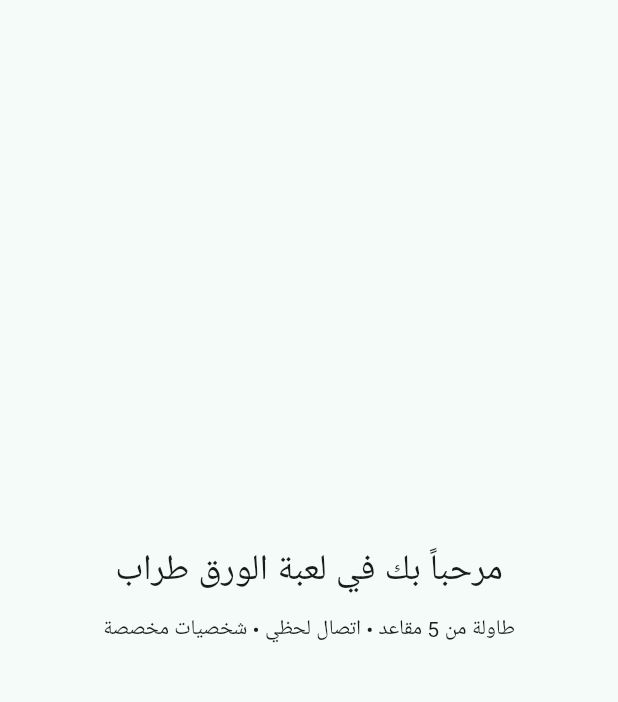
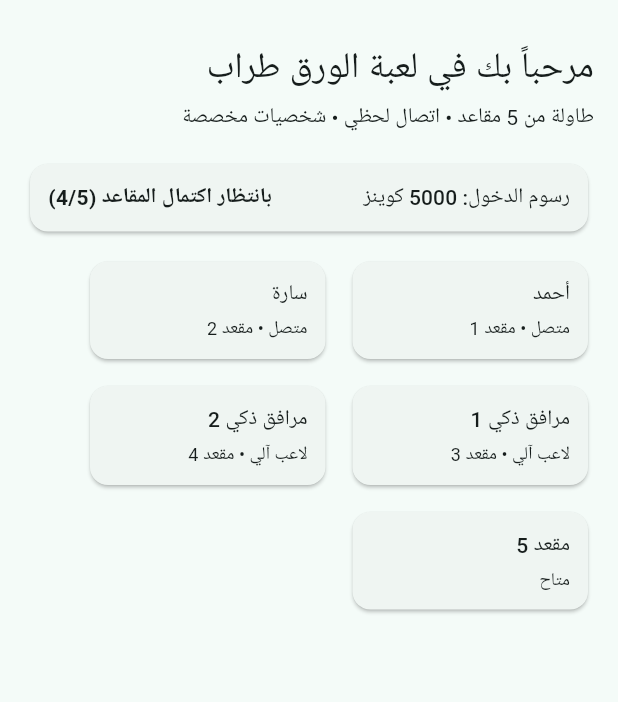
Before and after one commit to farisahmed774462766-png/TARAB, a Flutter app: the screen it shows after launch, on a phone screen of 412 x 824 dp, the part 64-766 px from its top. Run offline on Flutter 3.47's test engine with Material 3 defaults, Android fonts, the phone set to English and light mode, and no system bars.

Commit message:
Update main.dart

```diff
--- a/mobile-app/lib/main.dart
+++ b/mobile-app/lib/main.dart
@@ -1,4 +1,6 @@
 import 'package:flutter/material.dart';
+import 'models/table_model.dart';
+import 'widgets/table_seats_grid.dart';
 
 void main() {
   runApp(const TarabApp());
@@ -58,8 +60,49 @@ class TarabHomeScreen extends StatelessWidget {
     required this.onToggleLanguage,
   });
 
+  TarabTable _sampleTable() {
+    return TarabTable(
+      tableId: 'TBL-001',
+      isPrivate: false,
+      entryFee: 5000,
+      seats: const [
+        TableSeat(
+          seatNumber: 1,
+          playerId: 'P-101',
+          playerName: 'أحمد',
+          isConnected: true,
+        ),
+        TableSeat(
+          seatNumber: 2,
+          playerId: 'P-102',
+          playerName: 'سارة',
+          isConnected: true,
+        ),
+        TableSeat(
+          seatNumber: 3,
+          playerId: 'BOT-1',
+          playerName: 'مرافق ذكي 1',
+          isBot: true,
+          isConnected: true,
+        ),
+        TableSeat(
+          seatNumber: 4,
+          playerId: 'BOT-2',
+          playerName: 'مرافق ذكي 2',
+          isBot: true,
+          isConnected: true,
+        ),
+        TableSeat(
+          seatNumber: 5,
+        ),
+      ],
+    );
+  }
+
   @override
   Widget build(BuildContext context) {
+    final table = _sampleTable();
+
     return Scaffold(
       appBar: AppBar(
         title: Text(isArabic ? 'طراب - TARAB' : 'TARAB'),
@@ -70,29 +113,30 @@ class TarabHomeScreen extends StatelessWidget {
           ),
         ],
       ),
-      body: Center(
-        child: Padding(
-          padding: const EdgeInsets.all(20),
+      body: SingleChildScrollView(
+        padding: const EdgeInsets.all(16),
         child: Column(
-            mainAxisAlignment: MainAxisAlignment.center,
+          crossAxisAlignment: CrossAxisAlignment.stretch,
           children: [
             Text(
               isArabic
                   ? 'مرحباً بك في لعبة الورق طراب'
                   : 'Welcome to TARAB Card Game',
               style: Theme.of(context).textTheme.headlineSmall,
-                textAlign: TextAlign.center,
             ),
-              const SizedBox(height: 12),
+            const SizedBox(height: 6),
             Text(
               isArabic
                   ? 'طاولة من 5 مقاعد • اتصال لحظي • شخصيات مخصصة'
                   : '5-Seat Table • Real-Time Play • Custom Characters',
               style: Theme.of(context).textTheme.bodyMedium,
-                textAlign: TextAlign.center,
+            ),
+            const SizedBox(height: 16),
+            TableSeatsGrid(
+              table: table,
+              isArabic: isArabic,
             ),
           ],
-          ),
         ),
       ),
     );
```
Lines whose indentation alone changed are shown as unchanged.
